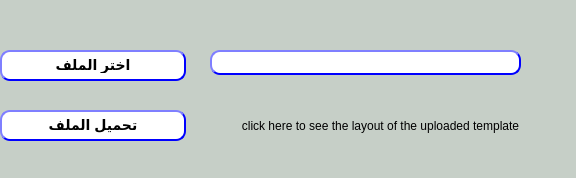
This is presentation/loyalty_ui/uploadRedeemItem.ui in shymaa123456/HyperPOS2020 as Qt 5 draws it before an edit. The edited form follows.
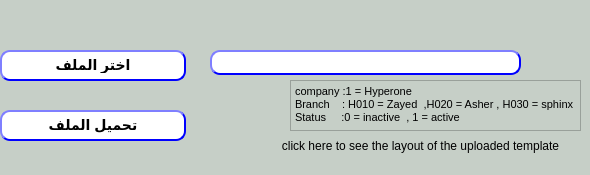
This is the edited form.

The edit to the form file:
```diff
--- a/presentation/loyalty_ui/uploadRedeemItem.ui
+++ b/presentation/loyalty_ui/uploadRedeemItem.ui
@@ -6,8 +6,8 @@
    <rect>
     <x>0</x>
     <y>0</y>
-    <width>576</width>
-    <height>178</height>
+    <width>590</width>
+    <height>175</height>
    </rect>
   </property>
   <property name="windowTitle">
@@ -136,8 +136,8 @@
   <widget class="QPushButton" name="BTN_uploadTemp">
    <property name="geometry">
     <rect>
-     <x>220</x>
-     <y>110</y>
+     <x>260</x>
+     <y>130</y>
      <width>321</width>
      <height>31</height>
     </rect>
@@ -161,6 +161,25 @@
     <bool>true</bool>
    </property>
   </widget>
+  <widget class="QTextEdit" name="textEdit">
+   <property name="geometry">
+    <rect>
+     <x>290</x>
+     <y>80</y>
+     <width>291</width>
+     <height>51</height>
+    </rect>
+   </property>
+   <property name="html">
+    <string>&lt;!DOCTYPE HTML PUBLIC &quot;-//W3C//DTD HTML 4.0//EN&quot; &quot;http://www.w3.org/TR/REC-html40/strict.dtd&quot;&gt;
+&lt;html&gt;&lt;head&gt;&lt;meta name=&quot;qrichtext&quot; content=&quot;1&quot; /&gt;&lt;style type=&quot;text/css&quot;&gt;
+p, li { white-space: pre-wrap; }
+&lt;/style&gt;&lt;/head&gt;&lt;body style=&quot; font-family:'MS Shell Dlg 2'; font-size:8.25pt; font-weight:400; font-style:normal;&quot;&gt;
+&lt;p style=&quot; margin-top:0px; margin-bottom:0px; margin-left:0px; margin-right:0px; -qt-block-indent:0; text-indent:0px;&quot;&gt;company :1 = Hyperone&lt;/p&gt;
+&lt;p style=&quot; margin-top:0px; margin-bottom:0px; margin-left:0px; margin-right:0px; -qt-block-indent:0; text-indent:0px;&quot;&gt;Branch    : H010 = Zayed  ,H020 = Asher , H030 = sphinx&lt;/p&gt;
+&lt;p style=&quot; margin-top:0px; margin-bottom:0px; margin-left:0px; margin-right:0px; -qt-block-indent:0; text-indent:0px;&quot;&gt;Status     :0 = inactive  , 1 = active&lt;/p&gt;&lt;/body&gt;&lt;/html&gt;</string>
+   </property>
+  </widget>
  </widget>
  <resources/>
  <connections/>
```
